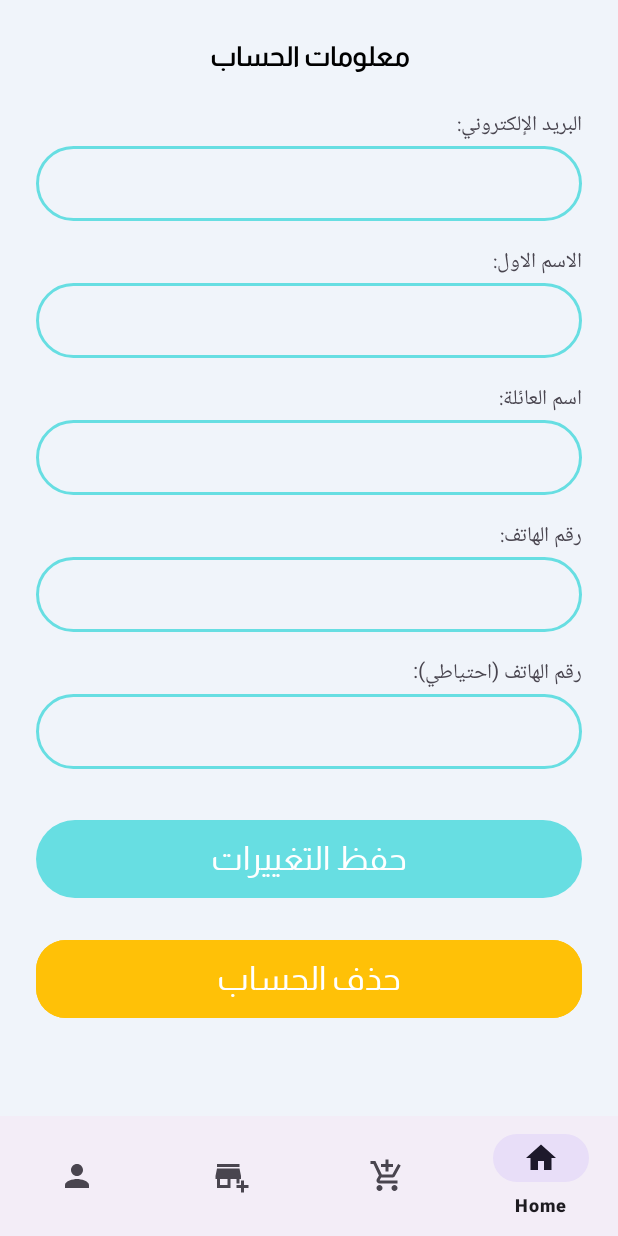
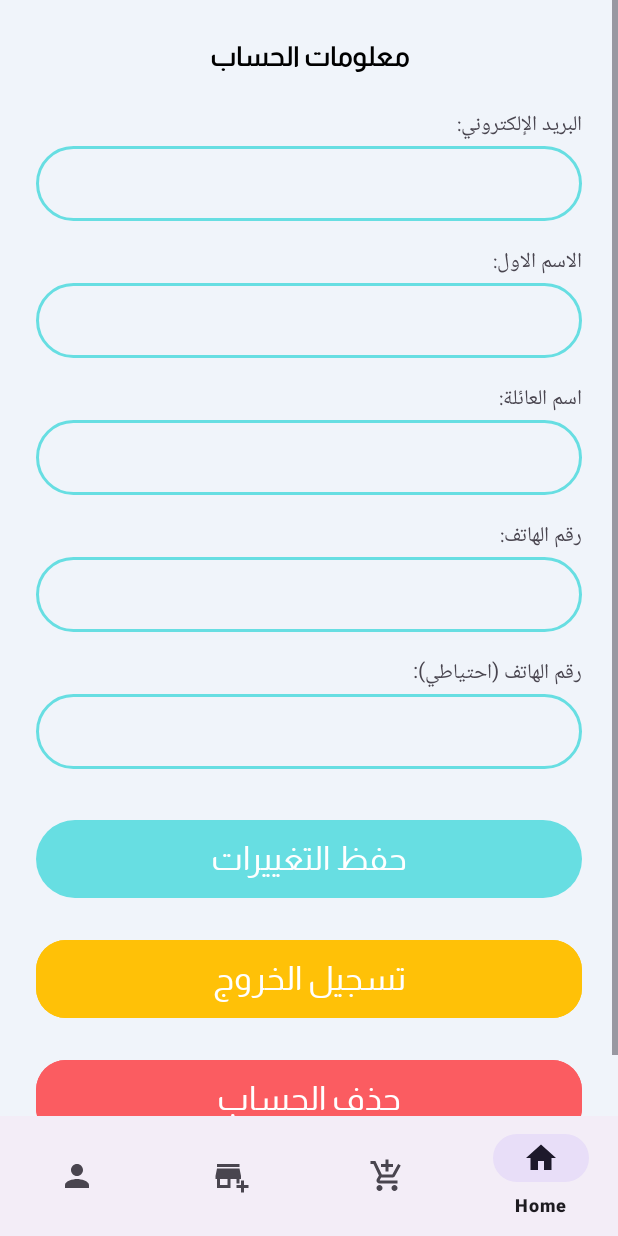
Before and after one commit to eiman60/cloud-project, an Android app: the fragment profileFragment placed in its activity, on a phone screen of 412 x 824 dp. Run offline under Robolectric (Android 15) with nearby library versions, the phone set to English and light mode, and no system bars; our stand-ins replace Firebase (no records; nobody signed in at launch, a user with empty details on screens opened directly).

Commit message:
final update shahad

```diff
--- a/app/src/main/java/com/example/project/MainPage.java
+++ b/app/src/main/java/com/example/project/MainPage.java
@@ -2,16 +2,14 @@ package com.example.project;
 
 import android.content.Intent;
 import android.os.Bundle;
+import android.os.Handler;
 import android.view.View;
 import android.widget.Button;
-import android.widget.Toast;
 
-import androidx.activity.EdgeToEdge;
+
 import androidx.appcompat.app.AppCompatActivity;
 import androidx.appcompat.app.AppCompatDelegate;
-import androidx.core.graphics.Insets;
-import androidx.core.view.ViewCompat;
-import androidx.core.view.WindowInsetsCompat;
+
 
 import com.google.firebase.auth.FirebaseAuth;
 
@@ -27,10 +25,7 @@ public class MainPage extends AppCompatActivity {
         startBtn = findViewById(R.id.signup_page_btn);
         fAuth = FirebaseAuth.getInstance();
         AppCompatDelegate.setDefaultNightMode(AppCompatDelegate.MODE_NIGHT_NO);
-        /*if (fAuth.getCurrentUser() != null) {
-            startActivity(new Intent(MainPage.this, MainActivity.class));
-            finish();
-        }*/
+
         startBtn.setOnClickListener(new View.OnClickListener() {
             @Override
             public void onClick(View v) {
--- a/app/src/main/java/com/example/project/ShowBabyFragment.java
+++ b/app/src/main/java/com/example/project/ShowBabyFragment.java
@@ -217,6 +217,13 @@ public class ShowBabyFragment extends Fragment {
 
         // Add delete button
         Button deleteButton = new Button(requireContext());
+        // Add margin to delete button
+        LinearLayout.LayoutParams buttonLayoutParams = new LinearLayout.LayoutParams(
+                LinearLayout.LayoutParams.MATCH_PARENT,
+                LinearLayout.LayoutParams.WRAP_CONTENT
+        );
+        buttonLayoutParams.setMargins(0, 20, 0, 20); // top margin = 32px (you can adjust it)
+        deleteButton.setLayoutParams(buttonLayoutParams);
         deleteButton.setText("حذف الطفل");
         deleteButton.setBackgroundResource(R.drawable.baby_blue_boarder);
         deleteButton.setTextColor(ContextCompat.getColor(requireContext(), R.color.baby_blue));
--- a/app/src/main/java/com/example/project/SignupActivity.java
+++ b/app/src/main/java/com/example/project/SignupActivity.java
@@ -28,7 +28,6 @@ public class SignupActivity extends AppCompatActivity {
     Button mSignupBtn;
     TextView mLoginRedirect;
     FirebaseAuth fAuth;
-    Toast Progress;
 
     protected void onCreate(Bundle savedInstanceState) {
         super.onCreate(savedInstanceState);
@@ -46,10 +45,10 @@ public class SignupActivity extends AppCompatActivity {
         mEmail.setInputType(InputType.TYPE_CLASS_TEXT | InputType.TYPE_TEXT_VARIATION_EMAIL_ADDRESS);
         AppCompatDelegate.setDefaultNightMode(AppCompatDelegate.MODE_NIGHT_NO);
 
-       /*if (fAuth.getCurrentUser() != null) {
+       if (fAuth.getCurrentUser() != null) {
             startActivity(new Intent(SignupActivity.this, MainActivity.class));
             finish();
-        }*/
+        }
         mSignupBtn.setOnClickListener(new View.OnClickListener() {
             @Override
             public void onClick(View v) {
--- a/app/src/main/java/com/example/project/profileFragment.java
+++ b/app/src/main/java/com/example/project/profileFragment.java
@@ -29,32 +29,23 @@ import java.util.Map;
  */
 public class profileFragment extends Fragment {
 
-    // TODO: Rename parameter arguments, choose names that match
     // the fragment initialization parameters, e.g. ARG_ITEM_NUMBER
     private static final String ARG_PARAM1 = "param1";
     private static final String ARG_PARAM2 = "param2";
 
-    // TODO: Rename and change types of parameters
     private String mParam1;
     private String mParam2;
 
     private EditText nameEditText, fnameEditText, phoneEditText, phone2EditText, emailEditText;
     private FirebaseAuth fAuth;
     private Button deleteAccountBtn;
+    private Button signoutAccountBtn;
 
     public profileFragment() {
         // Required empty public constructor
     }
 
-    /**
-     * Use this factory method to create a new instance of
-     * this fragment using the provided parameters.
-     *
-     * @param param1 Parameter 1.
-     * @param param2 Parameter 2.
-     * @return A new instance of fragment profileFragment.
-     */
-    // TODO: Rename and change types and number of parameters
+
     public static profileFragment newInstance(String param1, String param2) {
         profileFragment fragment = new profileFragment();
         Bundle args = new Bundle();
@@ -90,7 +81,9 @@ public class profileFragment extends Fragment {
         loadUserData();
 
         deleteAccountBtn = view.findViewById(R.id.delete_account_btn);
+        signoutAccountBtn = view.findViewById(R.id.signout_account_btn);
         deleteAccountBtn.setOnClickListener(v -> showDeleteConfirmationDialog());
+        signoutAccountBtn.setOnClickListener(v ->navigateToLogin());
 
         return view;
         //return inflater.inflate(R.layout.fragment_profile, container, false);
--- a/app/src/main/res/layout/fragment_profile.xml
+++ b/app/src/main/res/layout/fragment_profile.xml
@@ -7,7 +7,11 @@
     android:background="#F0F4FA"
     tools:context=".profileFragment">
 
-    <!-- TODO: Update blank fragment layout -->
+
+    <ScrollView
+    android:layout_width="match_parent"
+    android:layout_height="match_parent"
+        android:fillViewport="true">
 
     <LinearLayout
         android:layout_width="match_parent"
@@ -38,6 +42,7 @@
             android:layout_width="match_parent"
             android:layout_height="50dp"
             android:layout_marginTop="2dp"
+            android:padding="10dp"
             android:inputType="textEmailAddress"
             android:enabled="false"
             android:background="@drawable/baby_blue_boarder"
@@ -55,6 +60,7 @@
             android:layout_width="match_parent"
             android:layout_height="50dp"
             android:layout_marginTop="2dp"
+            android:padding="10dp"
             android:background="@drawable/baby_blue_boarder"/>
         <TextView
             android:layout_width="match_parent"
@@ -67,6 +73,7 @@
             android:layout_width="match_parent"
             android:layout_height="50dp"
             android:layout_marginTop="2dp"
+            android:padding="10dp"
             android:background="@drawable/baby_blue_boarder"/>
 
         <!-- Phone -->
@@ -81,6 +88,7 @@
             android:layout_width="match_parent"
             android:layout_height="50dp"
             android:layout_marginTop="2dp"
+            android:padding="10dp"
             android:inputType="phone"
             android:background="@drawable/baby_blue_boarder"/>
         <TextView
@@ -94,6 +102,7 @@
             android:layout_width="match_parent"
             android:layout_height="50dp"
             android:layout_marginTop="2dp"
+            android:padding="10dp"
             android:inputType="phone"
             android:background="@drawable/baby_blue_boarder"/>
 
@@ -107,15 +116,29 @@
             android:textSize="22dp"
             android:layout_marginTop="30dp"/>
         <Button
+            android:id="@+id/signout_account_btn"
+            android:layout_width="match_parent"
+            android:layout_height="60dp"
+            android:layout_marginTop="20dp"
+            android:text="تسجيل الخروج"
+            android:textColor="@android:color/white"
+            android:backgroundTint="#FFC107"
+            android:fontFamily="@font/almara_regular"
+            android:textSize="22dp"
+            app:cornerRadius="20dp"/>
+        <Button
             android:id="@+id/delete_account_btn"
             android:layout_width="match_parent"
             android:layout_height="60dp"
             android:layout_marginTop="20dp"
             android:text="حذف الحساب"
             android:textColor="@android:color/white"
-            android:backgroundTint="#FFC107"
-        android:fontFamily="@font/almara_regular"
-        android:textSize="22dp"
-        app:cornerRadius="20dp"/>
+            android:backgroundTint="#FB5C61"
+            android:fontFamily="@font/almara_regular"
+            android:textSize="22dp"
+            app:cornerRadius="20dp"/>
+
     </LinearLayout>
+    </ScrollView>
+
 </FrameLayout>
```
Also changed, not shown: app/src/main/java/com/example/project/homeFragment.java (+2 -17 lines).
